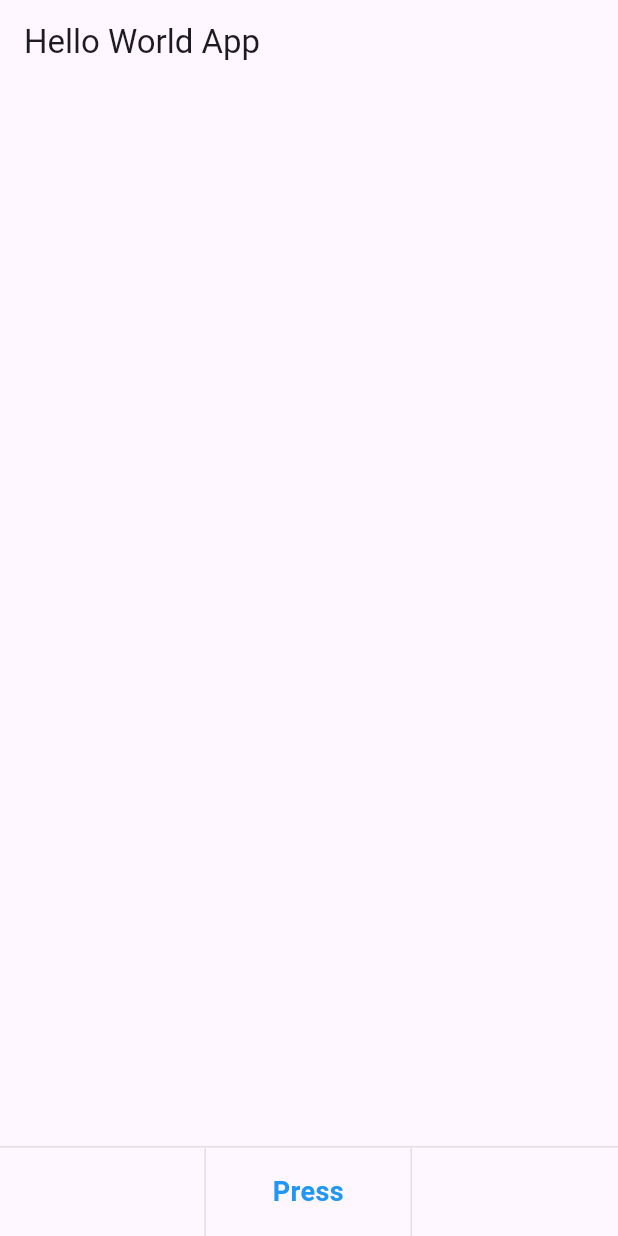
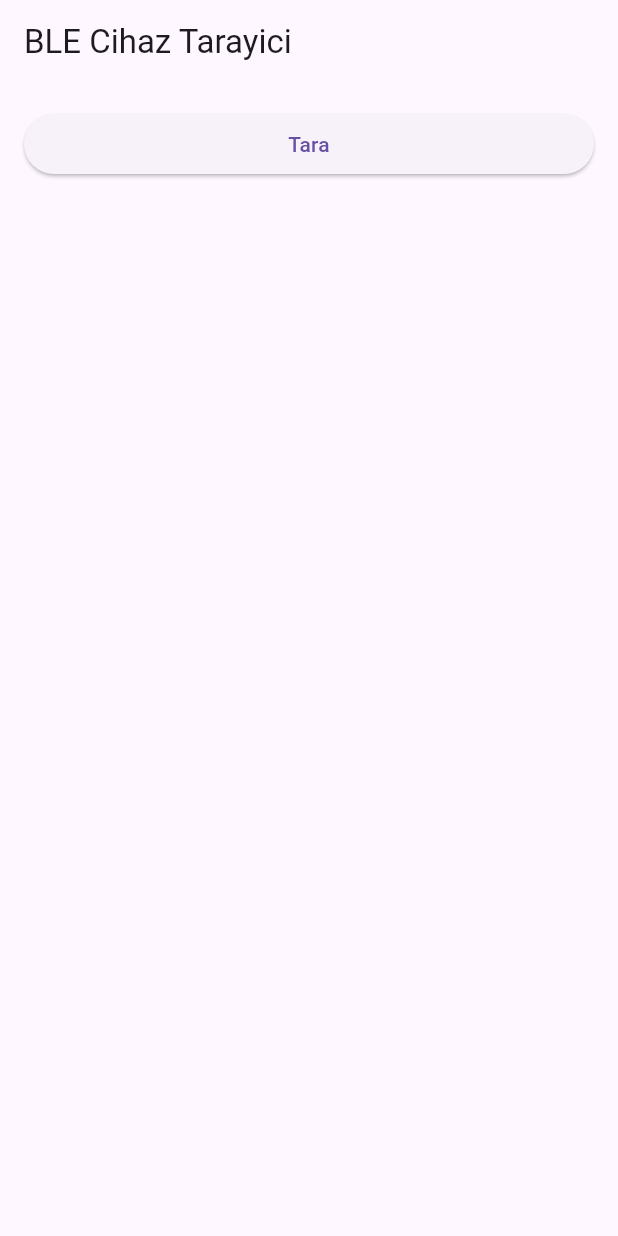
Before and after one commit to iicakici/ios, a Flutter app: the screen it shows after launch, on a phone screen of 412 x 824 dp. Run offline on Flutter 3.47's test engine with Material 3 defaults, Android fonts, the phone set to English and light mode, and no system bars; our stand-ins replace flutter_blue_plus.

Commit message:
Ana uygulamaya BLE tarama ekrani eklendi

```diff
--- a/lib/main.dart
+++ b/lib/main.dart
@@ -1,4 +1,6 @@
 import 'package:flutter/material.dart';
+import 'package:flutter_blue_plus/flutter_blue_plus.dart';
+import 'package:flutter/services.dart';
 
 void main() {
   runApp(const MyApp());
@@ -10,25 +12,39 @@ class MyApp extends StatelessWidget {
   @override
   Widget build(BuildContext context) {
     return MaterialApp(
-      title: 'Hello World App',
-      home: const HelloWorldPage(),
+      title: 'BLE Scanner App',
+      home: const BleScanPage(),
     );
   }
 }
 
-class HelloWorldPage extends StatefulWidget {
-  const HelloWorldPage({super.key});
+class BleScanPage extends StatefulWidget {
+  const BleScanPage({super.key});
 
   @override
-  State<HelloWorldPage> createState() => _HelloWorldPageState();
+  State<BleScanPage> createState() => _BleScanPageState();
 }
 
-class _HelloWorldPageState extends State<HelloWorldPage> {
-  String displayText = '';
+class _BleScanPageState extends State<BleScanPage> {
+  List<ScanResult> scanResults = [];
+  bool isScanning = false;
 
-  void _showHelloWorld() {
+  Future<void> startScan() async {
     setState(() {
-      displayText = 'Hello World';
+      scanResults = [];
+      isScanning = true;
+    });
+
+    FlutterBluePlus.scanResults.listen((results) {
+      setState(() {
+        scanResults = results;
+      });
+    });
+
+    await FlutterBluePlus.startScan(timeout: const Duration(seconds: 5));
+
+    setState(() {
+      isScanning = false;
     });
   }
 
@@ -36,57 +52,48 @@ class _HelloWorldPageState extends State<HelloWorldPage> {
   Widget build(BuildContext context) {
     return Scaffold(
       appBar: AppBar(
-        title: const Text('Hello World App'),
+        title: const Text('BLE Cihaz Tarayici'),
       ),
-      body: Center(
-        child: Text(
-          displayText,
-          style: const TextStyle(fontSize: 28, fontWeight: FontWeight.bold),
-        ),
-      ),
-      bottomNavigationBar: Container(
-        height: 60,
-        decoration: BoxDecoration(
-          border: Border(top: BorderSide(color: Colors.grey.shade300)),
-        ),
-        child: Row(
-          children: [
-            // 1. bölme - boş
-            Expanded(
-              child: Container(
-                decoration: BoxDecoration(
-                  border: Border(right: BorderSide(color: Colors.grey.shade300)),
-                ),
-                child: const Center(child: Text('')),
+      body: Column(
+        children: [
+          Padding(
+            padding: const EdgeInsets.all(16.0),
+            child: SizedBox(
+              width: double.infinity,
+              child: ElevatedButton(
+                onPressed: isScanning ? null : startScan,
+                child: Text(isScanning ? 'Taraniyor...' : 'Tara'),
               ),
             ),
-            // 2. bölme - Press butonu (mavi)
-            Expanded(
-              child: InkWell(
-                onTap: _showHelloWorld,
-                child: Container(
-                  decoration: BoxDecoration(
-                    border: Border(right: BorderSide(color: Colors.grey.shade300)),
-                  ),
-                  child: const Center(
-                    child: Text(
-                      'Press',
-                      style: TextStyle(
-                        color: Colors.blue,
-                        fontSize: 18,
-                        fontWeight: FontWeight.bold,
-                      ),
-                    ),
-                  ),
-                ),
-              ),
+          ),
+          Expanded(
+            child: ListView.builder(
+              itemCount: scanResults.length,
+              itemBuilder: (context, index) {
+                final result = scanResults[index];
+                final name = result.device.platformName.isNotEmpty
+                    ? result.device.platformName
+                    : 'Bilinmeyen Cihaz';
+                final id = result.device.remoteId.toString();
+                final rssi = result.rssi;
+
+                return ListTile(
+                  title: Text(name),
+                  subtitle: Text('$id ($rssi dBm)'),
+                  trailing: const Icon(Icons.copy),
+                  onTap: () {
+                    // Panoya kopyala
+                    final text = '$name - $id';
+                    Clipboard.setData(ClipboardData(text: text));
+                    ScaffoldMessenger.of(context).showSnackBar(
+                      SnackBar(content: Text('Kopyalandi: $text')),
+                    );
+                  },
+                );
+              },
             ),
-            // 3. bölme - boş
-            const Expanded(
-              child: Center(child: Text('')),
-            ),
-          ],
-        ),
+          ),
+        ],
       ),
     );
   }
```
Also changed, not shown: 1 other file.
